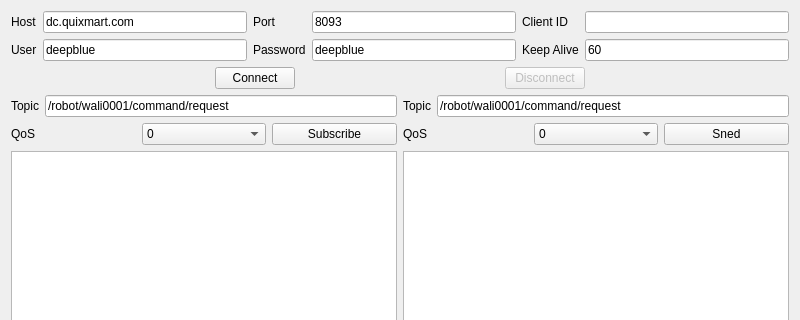
Old version of the form mqttor/qmqttwidget.ui in the repository hutpond/Qt; both pictures show x 0 to 800 and y 0 to 320 of the 800 by 600 pixel window.
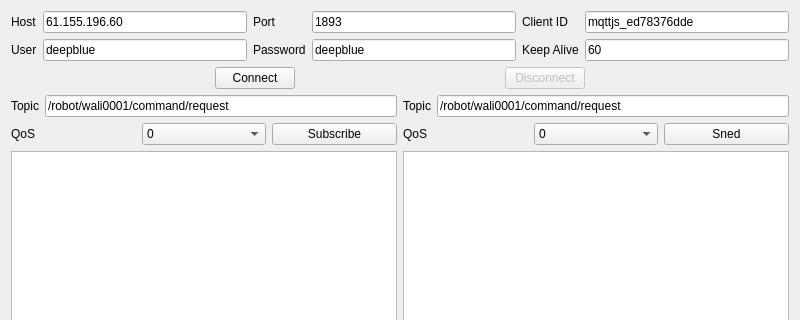
New version of the form.

Patch:
```diff
--- a/mqttor/qmqttwidget.ui
+++ b/mqttor/qmqttwidget.ui
@@ -41,7 +41,7 @@
          <item>
           <widget class="QLineEdit" name="lineEdit_host">
            <property name="text">
-            <string>dc.quixmart.com</string>
+            <string>61.155.196.60</string>
            </property>
           </widget>
          </item>
@@ -77,7 +77,7 @@
          <item>
           <widget class="QLineEdit" name="lineEdit_port">
            <property name="text">
-            <string>8093</string>
+            <string>1893</string>
            </property>
           </widget>
          </item>
@@ -111,7 +111,11 @@
        <item>
         <layout class="QVBoxLayout" name="verticalLayout_6">
          <item>
-          <widget class="QLineEdit" name="lineEdit_clientId"/>
+          <widget class="QLineEdit" name="lineEdit_clientId">
+           <property name="text">
+            <string>mqttjs_ed78376dde</string>
+           </property>
+          </widget>
          </item>
          <item>
           <widget class="QLineEdit" name="lineEdit_keepAlive">
```
